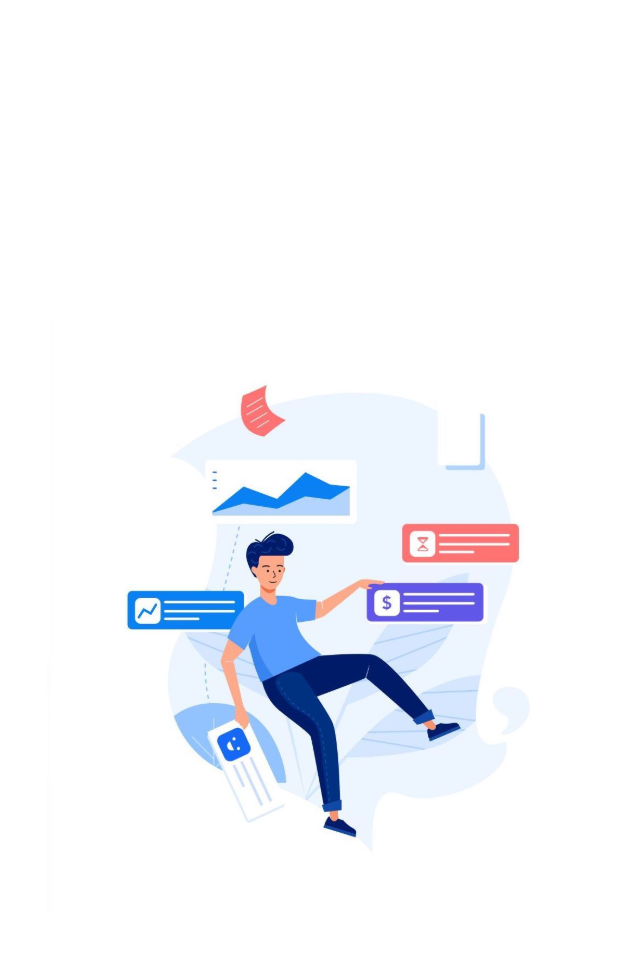
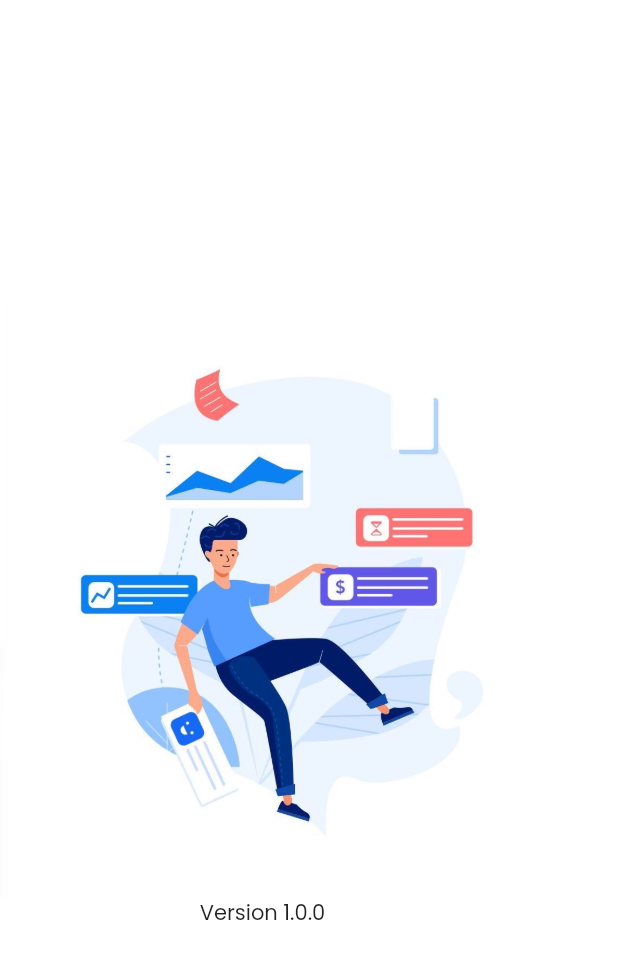
Before and after one commit to tchipi88/zentrip, a Flutter app: the SplashScreen screen opened directly, on a phone screen of 412 x 824 dp. Shown: the top 959 px of the screen. Run offline on Flutter 3.47's test engine with Material 2 defaults, Android fonts, the phone set to English and light mode, and no system bars; our stand-ins replace cached_network_image, flutter_slidable, flutter_svg, font_awesome_flutter, google_fonts, introduction_screen and 2 more; missing offline and left inert: simple_splashscreen; project files that could hold a hidden picture were left out.

Commit message:
Add Package Info

```diff
--- a/lib/pages/SplashScreen.dart
+++ b/lib/pages/SplashScreen.dart
@@ -1,15 +1,52 @@
 //Splash Screen
 import 'package:flutter/material.dart';
+import 'package:package_info/package_info.dart';
 import 'package:zentrip/utils/SizeConfig.dart';
 
-class SplashScreen extends StatelessWidget {
+class SplashScreen extends StatefulWidget {
+  @override
+  _SplashScreenState createState() => _SplashScreenState();
+}
+
+class _SplashScreenState extends State<SplashScreen> {
+  PackageInfo _packageInfo = PackageInfo(
+    appName: 'Unknown',
+    packageName: 'Unknown',
+    version: 'Unknown',
+    buildNumber: 'Unknown',
+  );
+
+  @override
+  void initState() {
+    super.initState();
+    _initPackageInfo();
+  }
+
+  Future<void> _initPackageInfo() async {
+    final PackageInfo info = await PackageInfo.fromPlatform();
+    setState(() {
+      _packageInfo = info;
+    });
+  }
+
+  Widget _infoTile(String title, String subtitle) {
+    return ListTile(
+      title: Text(title),
+      subtitle: Text(subtitle ?? 'Not set'),
+    );
+  }
+
   @override
   Widget build(BuildContext context) {
     // You have to call it on your starting screen
     SizeConfig().init(context);
     return Scaffold(
-      body: Center(
-        child: Image.asset('assets/images/img1.jpg', width: 350.0),
+      body: Column(
+        mainAxisAlignment: MainAxisAlignment.center,
+        children: <Widget>[
+          Image.asset('assets/images/img1.jpg', width: 350.0),
+          Text('Version ' + _packageInfo.version),
+        ],
       ),
     );
   }
--- a/pubspec.yaml
+++ b/pubspec.yaml
@@ -31,7 +31,7 @@ dependencies:
   flutter_svg: ^0.18.0 #it helps us to use SVG in our app
   google_fonts: ^1.1.0 #this allows you to easily use any fonts from fonts.google.com in your Flutter app
   flutter_slidable: ^0.5.4
-
+  package_info: ^0.4.3+2
 
 
   # The following adds the Cupertino Icons font to your application.
```
Also changed, not shown: pubspec.lock.
